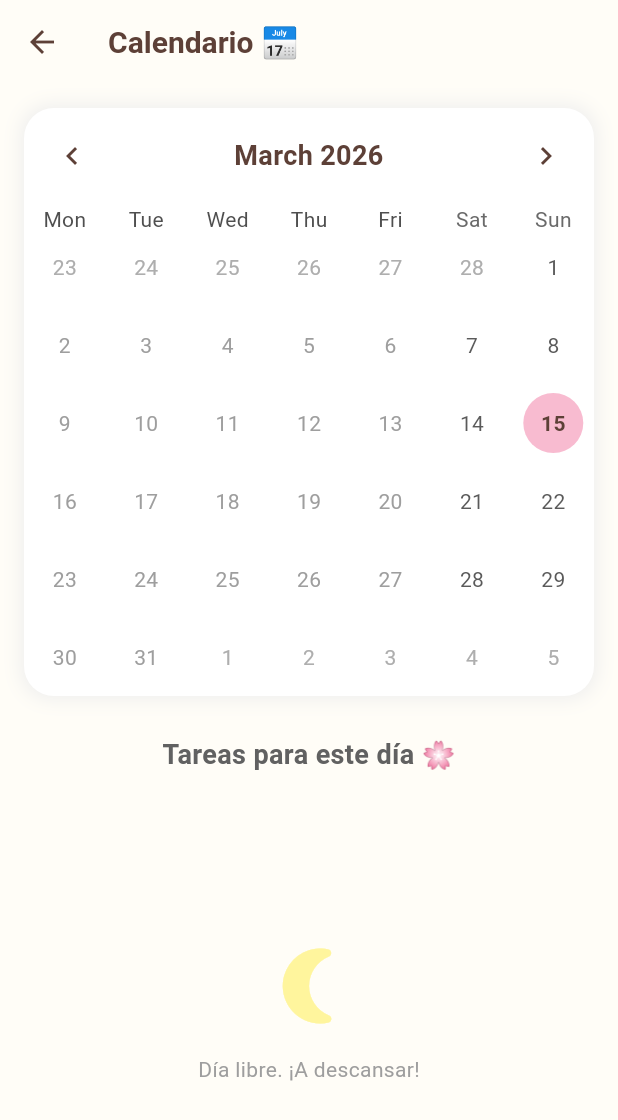
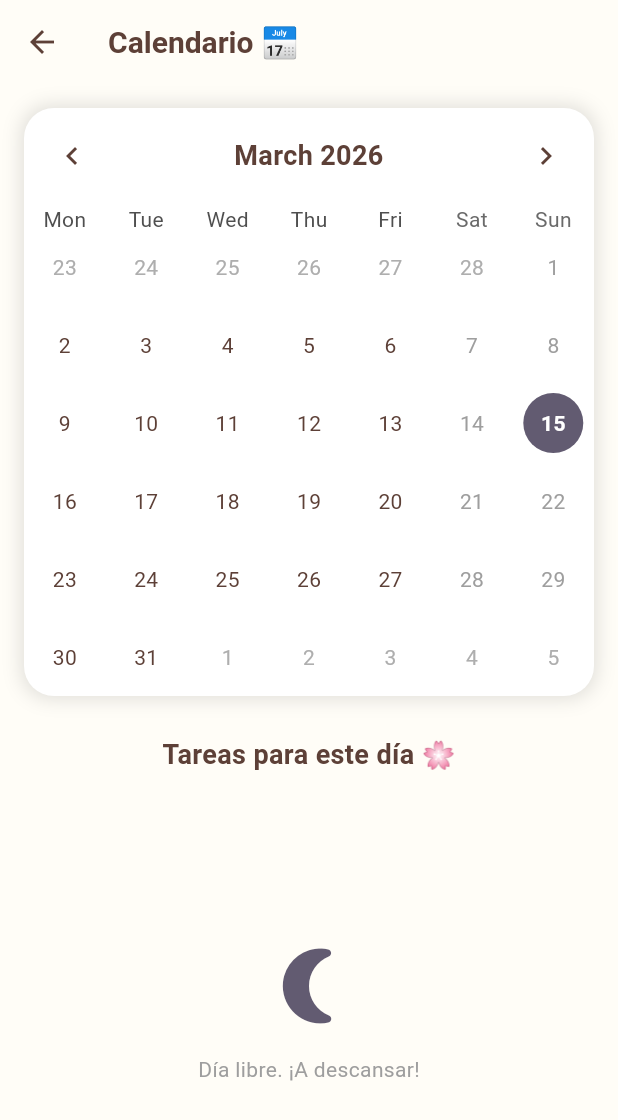
Before and after one commit to Derekfernand0/GimmeThat, a Flutter app: the GroupTasksScreen screen opened directly with empty values, after a tap on the "calendar month" icon, on a phone screen of 412 x 824 dp. Shown: the top 1120 px of the screen. Run offline on Flutter 3.47's test engine with Material 3 defaults, Android fonts, the phone set to English and light mode, and no system bars; drawn by our look-alikes of table_calendar; our stand-ins replace cloud_firestore, firebase_auth, firebase_core, firebase_messaging, firebase_storage, flutter_svg and 2 more; accounts and stored records are empty; project files that could hold a hidden picture were left out.

Commit message:
Use theme/colors across UI and bump version
Replace hard-coded colors with Theme.of(context) and ColorScheme across multiple screens for consistent theming and dark-mode support. Update ThemeNotifier colors (dark/blue themes) and several UI elements (scaffold/card colors, icons, dialogs, progress indicators, dividers, chips, calendar styles, chevrons, splash text/animation tweak, etc.). Files changed: theme_notifier.dart, group_members_screen.dart, notifications_screen.dart, splash_screen_svg.dart, calendar_screen.dart, group_tasks_screen.dart, task_details_screen.dart. Also bump app version in pubspec.yaml to 1.1.9+1. These changes centralize styling, improve visual consistency, and make the app responsive to theme changes.

```diff
--- a/lib/core/theme/theme_notifier.dart
+++ b/lib/core/theme/theme_notifier.dart
@@ -79,7 +79,12 @@ class ThemeNotifier extends ValueNotifier<ThemeData> {
   static final ThemeData _darkTheme = ThemeData(
     brightness: Brightness.dark,
     scaffoldBackgroundColor: const Color(0xFF121212), // Oscuro puro
-    primaryColor: const Color(0xFFF8BBD0), // Mantenemos el rosa como acento
+    primaryColor: const Color.fromARGB(
+      255,
+      236,
+      41,
+      109,
+    ), // Mantenemos el rosa como acento
     cardColor: const Color(0xFF1E1E1E),
     dividerColor: Colors.grey.shade800,
     iconTheme: const IconThemeData(color: Colors.white),
@@ -102,7 +107,7 @@ class ThemeNotifier extends ValueNotifier<ThemeData> {
   static final ThemeData _blueDarkTheme = ThemeData(
     brightness: Brightness.dark,
     scaffoldBackgroundColor: const Color(0xFF0D1B2A), // Azul noche
-    primaryColor: const Color(0xFFE0E1DD),
+    primaryColor: const Color.fromARGB(255, 137, 138, 137),
     cardColor: const Color(0xFF1B263B),
     dividerColor: const Color(0xFF415A77),
     iconTheme: const IconThemeData(color: Color(0xFFE0E1DD)),
@@ -111,7 +116,7 @@ class ThemeNotifier extends ValueNotifier<ThemeData> {
       elevation: 0,
       iconTheme: IconThemeData(color: Color(0xFFE0E1DD)),
       titleTextStyle: TextStyle(
-        color: Color(0xFFE0E1DD),
+        color: Color.fromARGB(255, 97, 97, 97),
         fontSize: 20,
         fontWeight: FontWeight.bold,
       ),
--- a/lib/features/splash/presentation/splash_screen_svg.dart
+++ b/lib/features/splash/presentation/splash_screen_svg.dart
@@ -86,7 +86,7 @@ class _SplashScreenSvgState extends State<SplashScreenSvg>
     _textSlide =
         Tween<Offset>(
           begin: const Offset(-0.5, 0.0),
-          end: const Offset(0.5, 0.0),
+          end: const Offset(0.4, 0.0),
         ).animate(
           CurvedAnimation(
             parent: _controller,
@@ -172,7 +172,7 @@ class _SplashScreenSvgState extends State<SplashScreenSvg>
                         ),
                         const SizedBox(height: 6),
                         Text(
-                          'Organiza con amabilidad 🦋',
+                          'Organiza con amabilidad',
                           style: theme.textTheme.bodyLarge?.copyWith(
                             color: subtitleColor,
                             fontWeight: FontWeight.w600,
--- a/lib/features/tasks/presentation/calendar_screen.dart
+++ b/lib/features/tasks/presentation/calendar_screen.dart
@@ -58,26 +58,29 @@ class _CalendarScreenState extends State<CalendarScreen> {
 
   @override
   Widget build(BuildContext context) {
+    final theme = Theme.of(context);
+    final colorScheme = theme.colorScheme;
+
     return Scaffold(
-      backgroundColor: const Color(0xFFFFFDF7), // Crema pastel
+      backgroundColor: theme.scaffoldBackgroundColor,
       appBar: AppBar(
-        title: const Text(
+        title: Text(
           'Calendario 📅',
           style: TextStyle(
-            color: Color(0xFF5D4037),
+            color: theme.appBarTheme.titleTextStyle?.color,
             fontWeight: FontWeight.bold,
           ),
         ),
         backgroundColor: Colors.transparent,
         elevation: 0,
-        iconTheme: const IconThemeData(color: Color(0xFF5D4037)),
+        iconTheme: IconThemeData(color: theme.primaryColor),
       ),
       body: StreamBuilder<List<TaskModel>>(
         stream: _taskService.getTasksForGroup(widget.group.id),
         builder: (context, snapshot) {
           if (snapshot.connectionState == ConnectionState.waiting) {
-            return const Center(
-              child: CircularProgressIndicator(color: Colors.brown),
+            return Center(
+              child: CircularProgressIndicator(color: theme.primaryColor),
             );
           }
 
@@ -94,11 +97,11 @@ class _CalendarScreenState extends State<CalendarScreen> {
               Container(
                 margin: const EdgeInsets.all(16),
                 decoration: BoxDecoration(
-                  color: Colors.white,
+                  color: theme.cardColor,
                   borderRadius: BorderRadius.circular(20),
                   boxShadow: [
                     BoxShadow(
-                      color: Colors.grey.shade200,
+                      color: theme.shadowColor.withValues(alpha: 0.12),
                       blurRadius: 10,
                       spreadRadius: 2,
                     ),
@@ -115,35 +118,49 @@ class _CalendarScreenState extends State<CalendarScreen> {
 
                   // ¡Estilos Pastel Pony! 🦋
                   calendarStyle: CalendarStyle(
-                    todayDecoration: const BoxDecoration(
-                      color: Color(0xFFFFF59D),
+                    todayDecoration: BoxDecoration(
+                      color: colorScheme.secondaryContainer,
                       shape: BoxShape.circle,
                     ), // Amarillo
-                    selectedDecoration: const BoxDecoration(
-                      color: Color(0xFFF8BBD0),
+                    selectedDecoration: BoxDecoration(
+                      color: colorScheme.secondary,
                       shape: BoxShape.circle,
                     ), // Rosa
-                    markerDecoration: const BoxDecoration(
-                      color: Color(0xFFC8E6C9),
+                    markerDecoration: BoxDecoration(
+                      color: theme.primaryColor,
                       shape: BoxShape.circle,
                     ), // Puntos verdes
-                    todayTextStyle: const TextStyle(
-                      color: Color(0xFF5D4037),
+                    todayTextStyle: TextStyle(
+                      color: colorScheme.onSecondaryContainer,
                       fontWeight: FontWeight.bold,
                     ),
-                    selectedTextStyle: const TextStyle(
-                      color: Color(0xFF5D4037),
+                    selectedTextStyle: TextStyle(
+                      color: colorScheme.onSecondary,
                       fontWeight: FontWeight.bold,
                     ),
+                    defaultTextStyle: TextStyle(
+                      color: theme.textTheme.bodyLarge?.color,
+                    ),
+                    weekendTextStyle: TextStyle(
+                      color: theme.textTheme.bodyMedium?.color,
+                    ),
                   ),
-                  headerStyle: const HeaderStyle(
+                  headerStyle: HeaderStyle(
                     formatButtonVisible:
                         false, // Ocultamos el botón de "2 weeks"
                     titleCentered: true,
                     titleTextStyle: TextStyle(
-                      color: Color(0xFF5D4037),
+                      color: theme.primaryColor,
                       fontSize: 18,
                       fontWeight: FontWeight.bold,
+                    ),
+                    leftChevronIcon: Icon(
+                      Icons.chevron_left,
+                      color: theme.primaryColor,
+                    ),
+                    rightChevronIcon: Icon(
+                      Icons.chevron_right,
+                      color: theme.primaryColor,
                     ),
                   ),
                   onDaySelected: (selectedDay, focusedDay) {
@@ -161,7 +178,7 @@ class _CalendarScreenState extends State<CalendarScreen> {
                 style: TextStyle(
                   fontSize: 18,
                   fontWeight: FontWeight.bold,
-                  color: Colors.grey.shade700,
+                  color: theme.primaryColor,
                 ),
               ),
               const SizedBox(height: 10),
@@ -173,15 +190,17 @@ class _CalendarScreenState extends State<CalendarScreen> {
                         child: Column(
                           mainAxisAlignment: MainAxisAlignment.center,
                           children: [
-                            const Icon(
+                            Icon(
                               Icons.nightlight_round,
                               size: 60,
-                              color: Color(0xFFFFF59D),
+                              color: colorScheme.secondary,
                             ),
                             const SizedBox(height: 16),
                             Text(
                               'Día libre. ¡A descansar!',
-                              style: TextStyle(color: Colors.grey.shade500),
+                              style: TextStyle(
+                                color: theme.textTheme.bodyMedium?.color,
+                              ),
                             ),
                           ],
                         ),
@@ -196,11 +215,11 @@ class _CalendarScreenState extends State<CalendarScreen> {
                           final task = selectedTasks[index];
                           return Card(
                             elevation: 0,
-                            color: Colors.white,
+                            color: theme.cardColor,
                             shape: RoundedRectangleBorder(
                               borderRadius: BorderRadius.circular(15),
-                              side: const BorderSide(
-                                color: Color(0xFFC8E6C9),
+                              side: BorderSide(
+                                color: colorScheme.secondary,
                                 width: 2,
                               ), // Verde suave
                             ),
@@ -208,18 +227,20 @@ class _CalendarScreenState extends State<CalendarScreen> {
                             child: ListTile(
                               title: Text(
                                 task.title,
-                                style: const TextStyle(
+                                style: TextStyle(
                                   fontWeight: FontWeight.bold,
-                                  color: Color(0xFF5D4037),
+                                  color: theme.primaryColor,
                                 ),
                               ),
                               subtitle: Text(
                                 'Prioridad: ${task.priority}',
-                                style: const TextStyle(color: Colors.grey),
+                                style: TextStyle(
+                                  color: theme.textTheme.bodyMedium?.color,
+                                ),
                               ),
-                              trailing: const Icon(
+                              trailing: Icon(
                                 Icons.arrow_forward_ios,
-                                color: Color(0xFFF8BBD0),
+                                color: colorScheme.secondary,
                                 size: 16,
                               ),
                               onTap: () {
--- a/lib/features/tasks/presentation/group_tasks_screen.dart
+++ b/lib/features/tasks/presentation/group_tasks_screen.dart
@@ -41,6 +41,7 @@ class _GroupTasksScreenState extends State<GroupTasksScreen> {
   // Función para confirmar la eliminación
   void _confirmDeleteGroup(BuildContext context) {
     final theme = Theme.of(context);
+    final colorScheme = theme.colorScheme;
 
     showDialog(
       context: context,
@@ -50,14 +51,17 @@ class _GroupTasksScreenState extends State<GroupTasksScreen> {
           '¿Eliminar esta sala? ⚠️',
           style: TextStyle(color: theme.primaryColor),
         ),
-        content: const Text(
+        content: Text(
           'Esta acción es permanente. Se borrarán todas las tareas, fotos y comentarios de este grupo.',
-          style: TextStyle(color: Colors.grey),
+          style: TextStyle(color: theme.textTheme.bodyMedium?.color),
         ),
         actions: [
           TextButton(
             onPressed: () => Navigator.pop(context),
-            child: const Text('Cancelar', style: TextStyle(color: Colors.grey)),
+            child: Text(
+              'Cancelar',
+              style: TextStyle(color: theme.textTheme.bodyMedium?.color),
+            ),
           ),
           ElevatedButton(
             style: ElevatedButton.styleFrom(backgroundColor: Colors.redAccent),
@@ -79,6 +83,7 @@ class _GroupTasksScreenState extends State<GroupTasksScreen> {
   @override
   Widget build(BuildContext context) {
     final theme = Theme.of(context);
+    final colorScheme = theme.colorScheme;
 
     return DefaultTabController(
       length: 2,
@@ -89,7 +94,7 @@ class _GroupTasksScreenState extends State<GroupTasksScreen> {
             widget.group.name,
             style: TextStyle(
               fontWeight: FontWeight.bold,
-              color: theme.primaryColor,
+              color: theme.appBarTheme.titleTextStyle?.color,
             ),
           ),
           backgroundColor: Colors.transparent,
@@ -97,7 +102,7 @@ class _GroupTasksScreenState extends State<GroupTasksScreen> {
           iconTheme: IconThemeData(color: theme.primaryColor),
           actions: [
             IconButton(
-              icon: const Icon(Icons.calendar_month, color: Color(0xFFC8E6C9)),
+              icon: Icon(Icons.calendar_month, color: colorScheme.secondary),
               onPressed: () => Navigator.push(
                 context,
                 MaterialPageRoute(
@@ -106,7 +111,7 @@ class _GroupTasksScreenState extends State<GroupTasksScreen> {
               ),
             ),
             IconButton(
-              icon: const Icon(Icons.people_alt, color: Color(0xFFF8BBD0)),
+              icon: Icon(Icons.people_alt, color: theme.primaryColor),
               onPressed: () => Navigator.push(
                 context,
                 MaterialPageRoute(
@@ -123,8 +128,8 @@ class _GroupTasksScreenState extends State<GroupTasksScreen> {
           ],
           bottom: TabBar(
             labelColor: theme.primaryColor,
-            unselectedLabelColor: Colors.grey,
-            indicatorColor: Color(0xFFF8BBD0),
+            unselectedLabelColor: theme.textTheme.bodyMedium?.color,
+            indicatorColor: colorScheme.secondary,
             tabs: const [
               Tab(text: 'Pendientes 🌱'),
               Tab(text: 'Completadas 🌸'),
@@ -145,24 +150,24 @@ class _GroupTasksScreenState extends State<GroupTasksScreen> {
                     },
                     decoration: InputDecoration(
                       hintText: 'Buscar tareas...',
-                      prefixIcon: const Icon(
+                      prefixIcon: Icon(
                         Icons.search,
-                        color: Color(0xFFF8BBD0),
+                        color: colorScheme.secondary,
                       ),
                       filled: true,
                       fillColor: theme.cardColor,
                       contentPadding: const EdgeInsets.symmetric(vertical: 0),
                       border: OutlineInputBorder(
                         borderRadius: BorderRadius.circular(30),
-                        borderSide: const BorderSide(
-                          color: Color(0xFFFFF59D),
+                        borderSide: BorderSide(
+                          color: theme.dividerColor,
                           width: 1,
                         ),
                       ),
                       enabledBorder: OutlineInputBorder(
                         borderRadius: BorderRadius.circular(30),
-                        borderSide: const BorderSide(
-                          color: Color(0xFFFFF59D),
+                        borderSide: BorderSide(
+                          color: theme.dividerColor,
                           width: 1,
                         ),
                       ),
@@ -173,9 +178,9 @@ class _GroupTasksScreenState extends State<GroupTasksScreen> {
                     scrollDirection: Axis.horizontal,
                     child: Row(
                       children: [
-                        const Icon(
+                        Icon(
                           Icons.filter_list,
-                          color: Colors.grey,
+                          color: theme.textTheme.bodyMedium?.color,
                           size: 20,
                         ),
                         const SizedBox(width: 8),
@@ -195,8 +200,10 @@ class _GroupTasksScreenState extends State<GroupTasksScreen> {
                 stream: _taskService.getTasksForGroup(widget.group.id),
                 builder: (context, snapshot) {
                   if (snapshot.connectionState == ConnectionState.waiting) {
-                    return const Center(
-                      child: CircularProgressIndicator(color: Colors.brown),
+                    return Center(
+                      child: CircularProgressIndicator(
+                        color: theme.primaryColor,
+                      ),
                     );
                   }
 
@@ -284,12 +291,12 @@ class _GroupTasksScreenState extends State<GroupTasksScreen> {
                     ),
                   );
                 },
-                backgroundColor: const Color(0xFFC8E6C9),
-                icon: Icon(Icons.add, color: theme.primaryColor),
+                backgroundColor: colorScheme.secondaryContainer,
+                icon: Icon(Icons.add, color: colorScheme.onSecondaryContainer),
                 label: Text(
                   'Nueva Tarea',
                   style: TextStyle(
-                    color: theme.primaryColor,
+                    color: colorScheme.onSecondaryContainer,
                     fontWeight: FontWeight.bold,
                   ),
                 ),
@@ -301,6 +308,7 @@ class _GroupTasksScreenState extends State<GroupTasksScreen> {
 
   Widget _buildFilterChip(String label, BuildContext context) {
     final theme = Theme.of(context);
+    final colorScheme = theme.colorScheme;
     final isSelected = _selectedPriority == label;
     return Padding(
       padding: const EdgeInsets.only(right: 8.0),
@@ -308,16 +316,18 @@ class _GroupTasksScreenState extends State<GroupTasksScreen> {
         label: Text(
           label.toUpperCase(),
           style: TextStyle(
-            color: isSelected ? theme.primaryColor : Colors.grey.shade600,
+            color: isSelected
+                ? colorScheme.onSecondaryContainer
+                : theme.textTheme.bodyMedium?.color,
             fontWeight: isSelected ? FontWeight.bold : FontWeight.normal,
             fontSize: 12,
           ),
         ),
         selected: isSelected,
-        selectedColor: const Color(0xFFFFF59D),
+        selectedColor: colorScheme.secondaryContainer,
         backgroundColor: theme.cardColor,
         side: BorderSide(
-          color: isSelected ? const Color(0xFFFFF59D) : Colors.grey.shade300,
+          color: isSelected ? colorScheme.secondary : theme.dividerColor,
         ),
         onSelected: (bool selected) {
           setState(() {
@@ -335,6 +345,7 @@ class _GroupTasksScreenState extends State<GroupTasksScreen> {
     BuildContext context,
   ) {
     final theme = Theme.of(context);
+    final colorScheme = theme.colorScheme;
 
     if (tasks.isEmpty) {
       return Center(
@@ -345,7 +356,10 @@ class _GroupTasksScreenState extends State<GroupTasksScreen> {
             const SizedBox(height: 20),
             Text(
               emptyMessage,
-              style: const TextStyle(color: Colors.grey, fontSize: 16),
+              style: TextStyle(
+                color: theme.textTheme.bodyMedium?.color,
+                fontSize: 16,
+              ),
             ),
           ],
         ),
@@ -401,7 +415,9 @@ class _GroupTasksScreenState extends State<GroupTasksScreen> {
               task.title,
               style: TextStyle(
                 fontWeight: FontWeight.bold,
-                color: isCompletedList ? Colors.grey : theme.primaryColor,
+                color: isCompletedList
+                    ? theme.textTheme.bodyMedium?.color
+                    : theme.primaryColor,
                 decoration: isCompletedList ? TextDecoration.lineThrough : null,
               ),
             ),
@@ -414,7 +430,7 @@ class _GroupTasksScreenState extends State<GroupTasksScreen> {
                     task.description,
                     maxLines: 1,
                     overflow: TextOverflow.ellipsis,
-                    style: const TextStyle(color: Colors.grey),
+                    style: TextStyle(color: theme.textTheme.bodyMedium?.color),
                   ),
                 ],
                 const SizedBox(height: 8),
@@ -423,14 +439,16 @@ class _GroupTasksScreenState extends State<GroupTasksScreen> {
                     Icon(
                       Icons.calendar_today,
                       size: 14,
-                      color: Colors.grey.shade500,
+                      color: theme.textTheme.bodyMedium?.color?.withOpacity(
+                        0.8,
+                      ),
                     ),
                     const SizedBox(width: 4),
                     Text(
                       dateText,
                       style: TextStyle(
                         fontSize: 12,
-                        color: Colors.grey.shade600,
+                        color: theme.textTheme.bodyMedium?.color,
                       ),
                     ),
                   ],
@@ -439,7 +457,7 @@ class _GroupTasksScreenState extends State<GroupTasksScreen> {
             ),
             trailing: Checkbox(
               value: amIDone,
-              activeColor: const Color(0xFFF8BBD0),
+              activeColor: colorScheme.secondary,
               shape: RoundedRectangleBorder(
                 borderRadius: BorderRadius.circular(5),
               ),
@@ -463,19 +481,21 @@ class _GroupTasksScreenState extends State<GroupTasksScreen> {
                       actions: [
                         TextButton(
                           onPressed: () => Navigator.pop(context, false),
-                          child: const Text(
+                          child: Text(
                             'Aún me falta',
-                            style: TextStyle(color: Colors.grey),
+                            style: TextStyle(
+                              color: theme.textTheme.bodyMedium?.color,
+                            ),
                           ),
                         ),
                         ElevatedButton(
                           style: ElevatedButton.styleFrom(
-                            backgroundColor: const Color(0xFFF8BBD0),
+                            backgroundColor: colorScheme.secondary,
                           ),
                           onPressed: () => Navigator.pop(context, true),
-                          child: const Text(
+                          child: Text(
                             '¡Sí, lo logré!',
-                            style: TextStyle(color: Colors.white),
+                            style: TextStyle(color: colorScheme.onSecondary),
                           ),
                         ),
                       ],
--- a/pubspec.yaml
+++ b/pubspec.yaml
@@ -16,7 +16,7 @@ publish_to: 'none' # Remove this line if you wish to publish to pub.dev
 # https://developer.apple.com/library/archive/documentation/General/Reference/InfoPlistKeyReference/Articles/CoreFoundationKeys.html
 # In Windows, build-name is used as the major, minor, and patch parts
 # of the product and file versions while build-number is used as the build suffix.
-version: 1.1.8+1
+version: 1.1.9+1
 
 environment:
   sdk: ^3.10.8
```
Also changed, not shown: lib/features/groups/presentation/group_members_screen.dart (+76 -52 lines), lib/features/notifications/presentation/notifications_screen.dart (+26 -21 lines), lib/features/tasks/presentation/task_details_screen.dart (+157 -112 lines).
